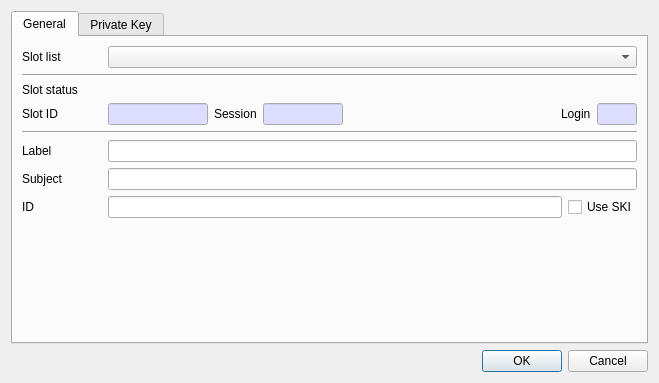
Before: the Qt Designer form CryptokiMan/create_dsa_pri_key_dlg.ui in jykim74/CryptokiMan, drawn with Qt 5.
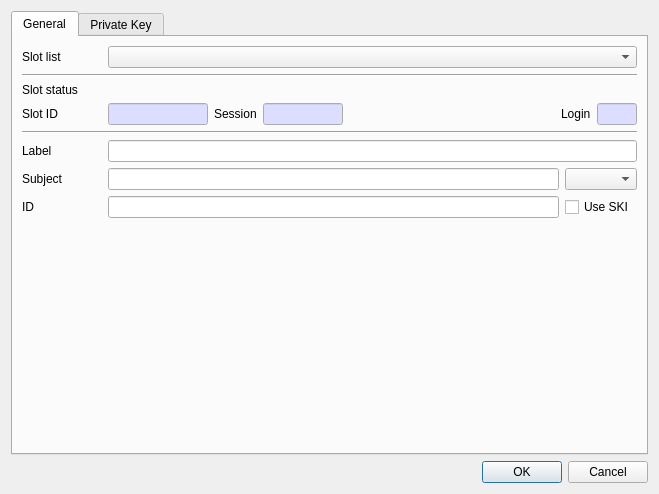
After: the same form once the commit is applied. The open tabs and pages were chosen to show the change.

Commit message: Subject 값에서 Text 와 DER 선택 지원

```diff
--- a/CryptokiMan/create_dsa_pri_key_dlg.ui
+++ b/CryptokiMan/create_dsa_pri_key_dlg.ui
@@ -7,7 +7,7 @@
     <x>0</x>
     <y>0</y>
     <width>659</width>
-    <height>370</height>
+    <height>494</height>
    </rect>
   </property>
   <property name="windowTitle">
@@ -314,12 +314,15 @@
            </property>
           </widget>
          </item>
-         <item row="1" column="1" colspan="2">
-          <widget class="QLineEdit" name="mSubjectText"/>
-         </item>
          <item row="0" column="1" colspan="2">
           <widget class="QLineEdit" name="mLabelText"/>
          </item>
+         <item row="1" column="1">
+          <widget class="QLineEdit" name="mSubjectText"/>
+         </item>
+         <item row="1" column="2">
+          <widget class="QComboBox" name="mSubjectTypeCombo"/>
+         </item>
         </layout>
        </item>
        <item>
```
Left out of the diff: 2 changed lines with no effect on the pictures. The commit also changes 20 other files.
